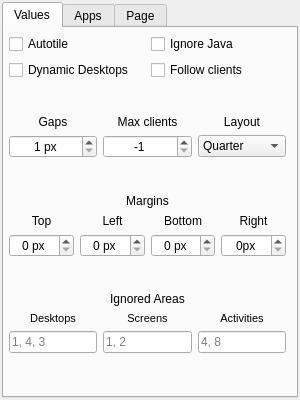
Before: the Qt Designer form contents/ui/config.ui in Jazqa/kwin-quarter-tiling, drawn with Qt 5.
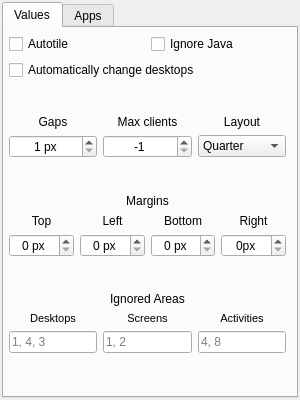
After: the same form once the commit is applied.

Commit message: Give up with dynamic desktops

```diff
--- a/contents/ui/config.ui
+++ b/contents/ui/config.ui
@@ -52,6 +52,9 @@
    </property>
    <item>
     <widget class="QTabWidget" name="tabWidget">
+     <property name="enabled">
+      <bool>true</bool>
+     </property>
      <property name="sizePolicy">
       <sizepolicy hsizetype="Expanding" vsizetype="Expanding">
        <horstretch>0</horstretch>
@@ -76,6 +79,9 @@
      <property name="currentIndex">
       <number>0</number>
      </property>
+     <property name="usesScrollButtons">
+      <bool>false</bool>
+     </property>
      <widget class="QWidget" name="tab">
       <property name="sizePolicy">
        <sizepolicy hsizetype="Expanding" vsizetype="Expanding">
@@ -131,20 +137,10 @@
         </item>
         <item>
          <layout class="QHBoxLayout" name="horizontalLayout_5">
-          <item>
-           <widget class="QCheckBox" name="kcfg_dynamicDesktops">
-            <property name="text">
-             <string>Dynamic Desktops</string>
-            </property>
-            <property name="checked">
-             <bool>false</bool>
-            </property>
-           </widget>
-          </item>
           <item>
            <widget class="QCheckBox" name="kcfg_followClients">
             <property name="text">
-             <string>Follow clients</string>
+             <string>Automatically change desktops</string>
             </property>
            </widget>
           </item>
@@ -741,17 +737,6 @@
        </layout>
       </widget>
      </widget>
-     <widget class="QWidget" name="tab_3">
-      <property name="sizePolicy">
-       <sizepolicy hsizetype="Expanding" vsizetype="Expanding">
-        <horstretch>0</horstretch>
-        <verstretch>0</verstretch>
-       </sizepolicy>
-      </property>
-      <attribute name="title">
-       <string>Page</string>
-      </attribute>
-     </widget>
     </widget>
    </item>
   </layout>
```
Left out of the diff: 3 changed lines with no effect on the pictures. The commit also changes 6 other files.
